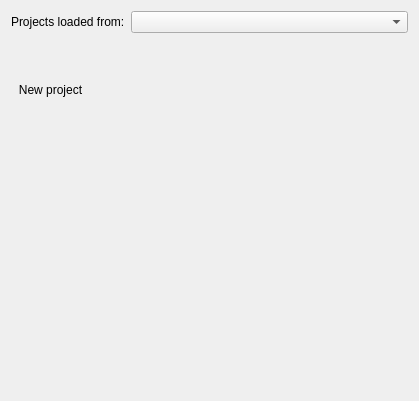
The window that src/configmanager/ui/nodewidgets/ui_projectswidget.ui (roam-qgis/Roam) describes before a commit, drawn with Qt 5.
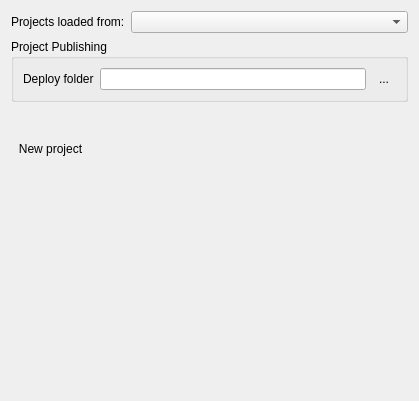
The same window after the commit. Icons and pictures are not drawn.

Commit message: Add publish folder picker

What changed in the file:
```diff
--- a/src/configmanager/ui/nodewidgets/ui_projectswidget.ui
+++ b/src/configmanager/ui/nodewidgets/ui_projectswidget.ui
@@ -34,6 +34,49 @@
      </item>
     </layout>
    </item>
+   <item>
+    <widget class="QGroupBox" name="groupBox">
+     <property name="title">
+      <string>Project Publishing</string>
+     </property>
+     <layout class="QFormLayout" name="formLayout">
+      <item row="0" column="0">
+       <widget class="QLabel" name="label">
+        <property name="text">
+         <string>Deploy folder</string>
+        </property>
+       </widget>
+      </item>
+      <item row="0" column="1">
+       <layout class="QHBoxLayout" name="horizontalLayout">
+        <item>
+         <widget class="QLineEdit" name="deployLocationText"/>
+        </item>
+        <item>
+         <widget class="QToolButton" name="filePickerButton">
+          <property name="text">
+           <string>...</string>
+          </property>
+          <property name="icon">
+           <iconset resource="../../../roam/resources.qrc">
+            <normaloff>:/icons/folder</normaloff>:/icons/folder</iconset>
+          </property>
+          <property name="iconSize">
+           <size>
+            <width>24</width>
+            <height>24</height>
+           </size>
+          </property>
+          <property name="autoRaise">
+           <bool>true</bool>
+          </property>
+         </widget>
+        </item>
+       </layout>
+      </item>
+     </layout>
+    </widget>
+   </item>
    <item>
     <spacer name="verticalSpacer_4">
      <property name="orientation">
```
The commit also changes 2 other files.
